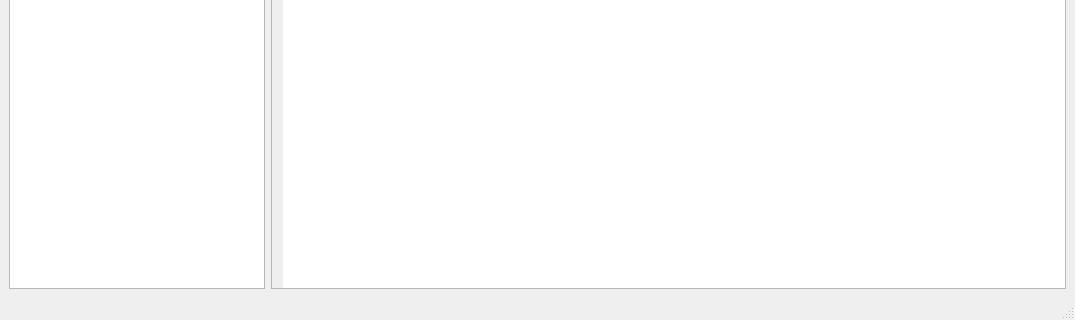
Above: src/ui/main.ui from NRF24l01/FunnyPad before the change; both pictures show x 0 to 1075 and y 303 to 623 of the 1075 by 623 pixel window. Below: the same form after it.
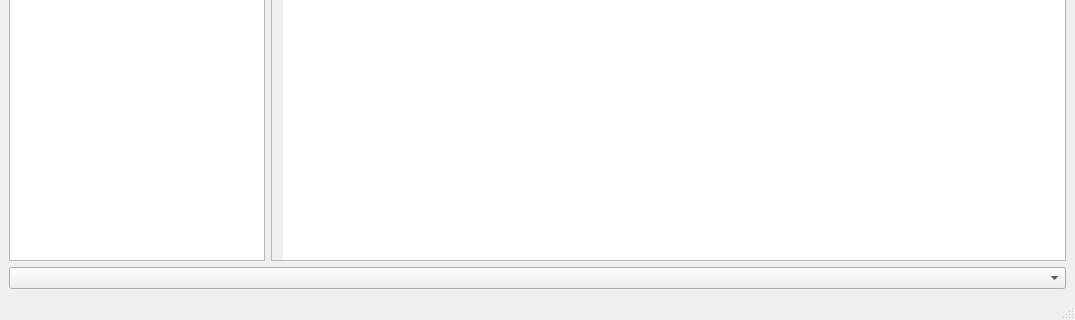
That is the form after the change. Icons and pictures are not drawn.

Diff of the .ui file:
```diff
--- a/src/ui/main.ui
+++ b/src/ui/main.ui
@@ -170,6 +170,13 @@
         </item>
        </layout>
       </item>
+      <item>
+       <layout class="QHBoxLayout" name="horizontalLayout_3">
+        <item>
+         <widget class="QComboBox" name="outputSelect"/>
+        </item>
+       </layout>
+      </item>
      </layout>
     </item>
    </layout>
```
